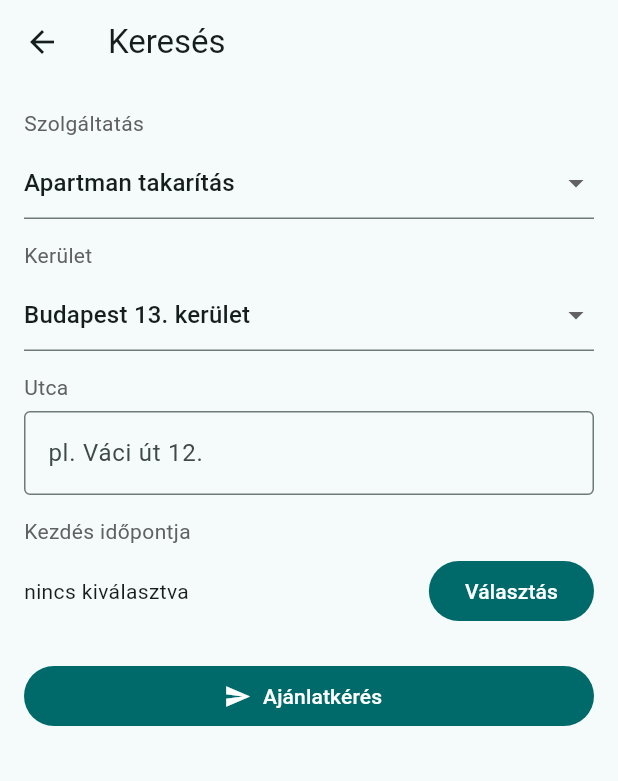
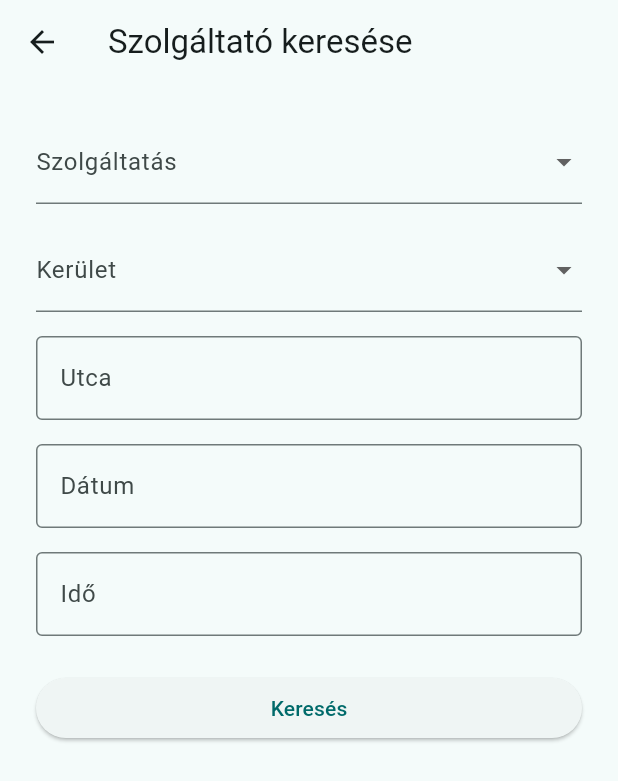
Before and after one commit to bokatimea-debug/takimaki_full, a Flutter app: the CustomerSearchScreen screen opened by its route, on a phone screen of 412 x 824 dp. Shown: the top 781 px of the screen. Run offline on Flutter 3.47's test engine with Material 3 defaults, Android fonts, the phone set to English and light mode, and no system bars.

Commit message:
csomag2: megrendelő kereső képernyő (szolgáltatás, kerület, utca, dátum, idő)

```diff
--- a/lib/screens/customer_search_screen.dart
+++ b/lib/screens/customer_search_screen.dart
@@ -9,128 +9,127 @@ class CustomerSearchScreen extends StatefulWidget {
 
 class _CustomerSearchScreenState extends State<CustomerSearchScreen> {
   final _streetCtrl = TextEditingController();
-  String _selectedService = 'apartment_cleaning';
-  int _selectedDistrict = 13;
-  DateTime? _startAt;
+  final _dateCtrl = TextEditingController();
+  final _timeCtrl = TextEditingController();
+  String? _selectedService;
+  String? _selectedDistrict;
 
-  final _services = const <Map<String, String>>[
-    {'id': 'apartment_cleaning', 'label': 'Apartman takarítás'},
-    {'id': 'general_cleaning', 'label': 'Általános takarítás'},
-    {'id': 'deep_cleaning', 'label': 'Nagytakarítás'},
-    {'id': 'post_renovation', 'label': 'Felújítás utáni takarítás'},
-    {'id': 'maintenance', 'label': 'Karbantartás'},
-    {'id': 'plumbing', 'label': 'Vízszerelés'},
-    {'id': 'gas', 'label': 'Gázszerelés'},
-    {'id': 'aircon', 'label': 'Légkondicionáló szerelés'},
-    {'id': 'furniture', 'label': 'Bútorösszeszerelés'},
-    {'id': 'electricity', 'label': 'Villanyszerelés'},
+  final List<String> _services = [
+    'Apartman takarítás',
+    'Általános takarítás',
+    'Nagytakarítás',
+    'Felújítás utáni takarítás',
+    'Karbantartás',
+    'Vízszerelés',
+    'Gázszerelés',
+    'Légkondicionáló szerelés',
+    'Bútorösszeszerelés',
+    'Villanyszerelés',
   ];
 
-  List<int> get _districts => List<int>.generate(23, (i) => i + 1);
+  final List<String> _districts = [
+    for (int i = 1; i <= 23; i++) '$i. kerület',
+  ];
 
-  Future<void> _pickDateTime() async {
-    final now = DateTime.now();
-    final date = await showDatePicker(
-      context: context,
-      firstDate: now,
-      lastDate: now.add(const Duration(days: 120)),
-      initialDate: now,
-    );
-    if (date == null) return;
-    final time = await showTimePicker(context: context, initialTime: TimeOfDay.now());
-    if (time == null) return;
-    setState(() {
-      _startAt = DateTime(date.year, date.month, date.day, time.hour, time.minute);
-    });
-  }
-
-  void _requestQuotes() {
-    if (_streetCtrl.text.trim().isEmpty || _startAt == null) {
+  void _search() {
+    if (_selectedService == null ||
+        _selectedDistrict == null ||
+        _streetCtrl.text.trim().isEmpty ||
+        _dateCtrl.text.trim().isEmpty ||
+        _timeCtrl.text.trim().isEmpty) {
       ScaffoldMessenger.of(context).showSnackBar(
-        const SnackBar(content: Text('Utca és időpont kötelező')),
+        const SnackBar(content: Text('Minden mező kötelező!')),
       );
       return;
     }
-    showDialog(
-      context: context,
-      builder: (_) => AlertDialog(
-        title: const Text('Ajánlatkérés elküldve'),
+
+    ScaffoldMessenger.of(context).showSnackBar(
+      SnackBar(
         content: Text(
-          'Szolgáltatás: ${_services.firstWhere((s) => s['id'] == _selectedService)['label']}\n'
-          'Kerület: ${_selectedDistrict}\n'
-          'Utca: ${_streetCtrl.text}\n'
-          'Időpont: ${_startAt!.toString().substring(0,16)}',
-        ),
-        actions: [
-          TextButton(onPressed: () => Navigator.pop(context), child: const Text('OK')),
-        ],
+            'Keresés indítva: $_selectedService, $_selectedDistrict, ${_streetCtrl.text}, ${_dateCtrl.text} ${_timeCtrl.text}'),
       ),
     );
   }
 
   @override
   Widget build(BuildContext context) {
-    final labelStyle = TextStyle(color: Colors.grey.shade700);
     return Scaffold(
-      appBar: AppBar(title: const Text('Keresés')),
-      body: Padding(
-        padding: const EdgeInsets.all(16),
-        child: ListView(
+      appBar: AppBar(title: const Text('Szolgáltató keresése')),
+      body: SingleChildScrollView(
+        padding: const EdgeInsets.all(24),
+        child: Column(
+          crossAxisAlignment: CrossAxisAlignment.stretch,
           children: [
-            Text('Szolgáltatás', style: labelStyle),
-            const SizedBox(height: 6),
             DropdownButtonFormField<String>(
-              value: _selectedService,
+              decoration: const InputDecoration(labelText: 'Szolgáltatás'),
               items: _services
-                  .map<DropdownMenuItem<String>>(
-                    (s) => DropdownMenuItem<String>(
-                      value: s['id']!,
-                      child: Text(s['label']!),
-                    ),
-                  )
+                  .map((s) => DropdownMenuItem(value: s, child: Text(s)))
                   .toList(),
-              onChanged: (v) => setState(() => _selectedService = v ?? _selectedService),
+              onChanged: (val) => setState(() => _selectedService = val),
             ),
-            const SizedBox(height: 14),
-            Text('Kerület', style: labelStyle),
-            const SizedBox(height: 6),
-            DropdownButtonFormField<int>(
-              value: _selectedDistrict,
+            const SizedBox(height: 16),
+
+            DropdownButtonFormField<String>(
+              decoration: const InputDecoration(labelText: 'Kerület'),
               items: _districts
-                  .map<DropdownMenuItem<int>>(
-                    (d) => DropdownMenuItem<int>(value: d, child: Text('Budapest ${d}. kerület')),
-                  )
+                  .map((d) => DropdownMenuItem(value: d, child: Text(d)))
                   .toList(),
-              onChanged: (v) => setState(() => _selectedDistrict = v ?? _selectedDistrict),
+              onChanged: (val) => setState(() => _selectedDistrict = val),
             ),
-            const SizedBox(height: 14),
-            Text('Utca', style: labelStyle),
-            const SizedBox(height: 6),
+            const SizedBox(height: 16),
+
             TextField(
               controller: _streetCtrl,
               decoration: const InputDecoration(
+                labelText: 'Utca',
                 border: OutlineInputBorder(),
-                hintText: 'pl. Váci út 12.',
               ),
             ),
-            const SizedBox(height: 14),
-            Text('Kezdés időpontja', style: labelStyle),
-            const SizedBox(height: 6),
-            Row(
-              children: [
-                Expanded(
-                  child: Text(
-                    _startAt == null ? 'nincs kiválasztva' : _startAt!.toString().substring(0, 16),
-                  ),
-                ),
-                FilledButton(onPressed: _pickDateTime, child: const Text('Választás')),
-              ],
+            const SizedBox(height: 16),
+
+            TextField(
+              controller: _dateCtrl,
+              readOnly: true,
+              decoration: const InputDecoration(
+                labelText: 'Dátum',
+                border: OutlineInputBorder(),
+              ),
+              onTap: () async {
+                DateTime? picked = await showDatePicker(
+                  context: context,
+                  firstDate: DateTime.now(),
+                  lastDate: DateTime.now().add(const Duration(days: 365)),
+                  initialDate: DateTime.now(),
+                );
+                if (picked != null) {
+                  _dateCtrl.text = '${picked.year}-${picked.month}-${picked.day}';
+                }
+              },
             ),
-            const SizedBox(height: 22),
-            FilledButton.icon(
-              onPressed: _requestQuotes,
-              icon: const Icon(Icons.send),
-              label: const Text('Ajánlatkérés'),
+            const SizedBox(height: 16),
+
+            TextField(
+              controller: _timeCtrl,
+              readOnly: true,
+              decoration: const InputDecoration(
+                labelText: 'Idő',
+                border: OutlineInputBorder(),
+              ),
+              onTap: () async {
+                TimeOfDay? picked = await showTimePicker(
+                  context: context,
+                  initialTime: TimeOfDay.now(),
+                );
+                if (picked != null) {
+                  _timeCtrl.text = picked.format(context);
+                }
+              },
+            ),
+            const SizedBox(height: 24),
+
+            ElevatedButton(
+              onPressed: _search,
+              child: const Text('Keresés'),
             ),
           ],
         ),
```
